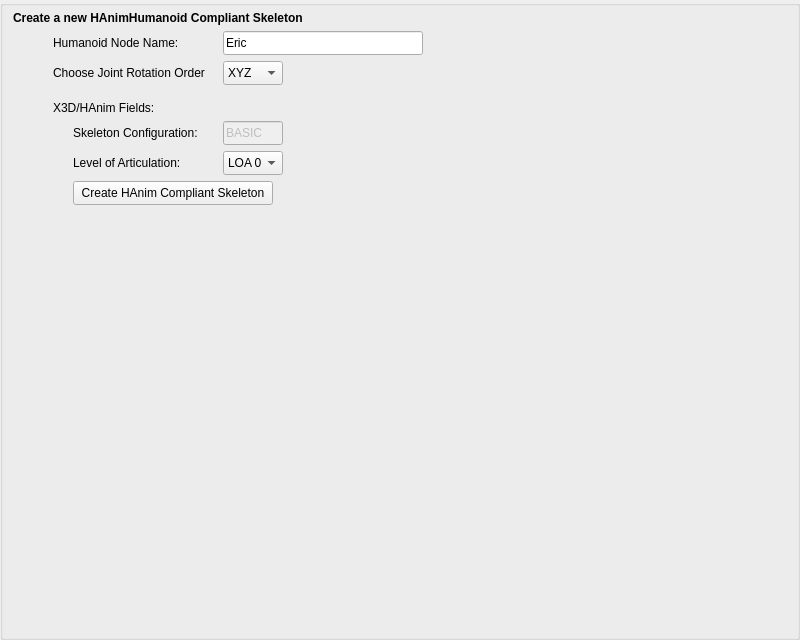
This is rawkee4maya/maya/auxilary/RKCharacterEditorHAnimSkeletonPanel.ui in und-dream-lab/rawkee as Qt 5 draws it before an edit. The edited form follows.
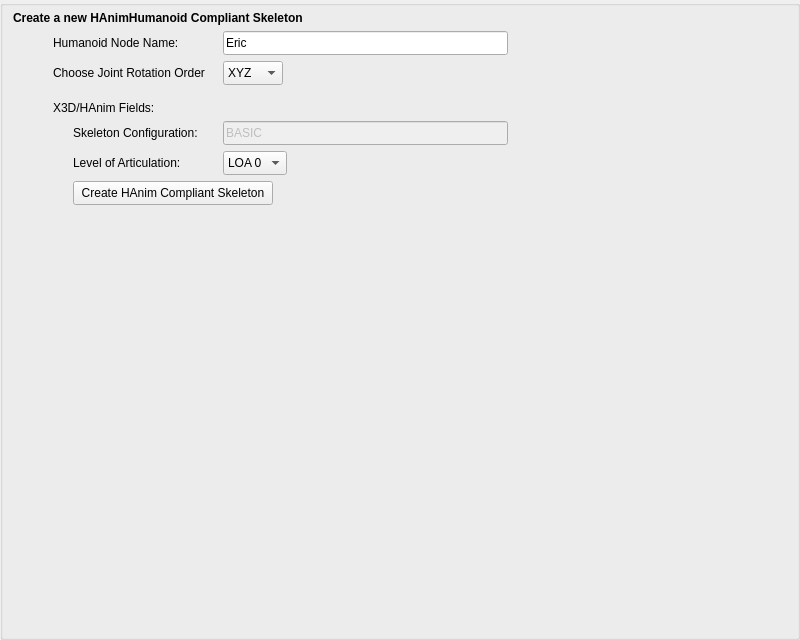
This is the edited form.

Diff of the .ui file:
```diff
--- a/rawkee4maya/maya/auxilary/RKCharacterEditorHAnimSkeletonPanel.ui
+++ b/rawkee4maya/maya/auxilary/RKCharacterEditorHAnimSkeletonPanel.ui
@@ -18,8 +18,8 @@
   </property>
   <property name="maximumSize">
    <size>
-    <width>800</width>
-    <height>640</height>
+    <width>16777215</width>
+    <height>16777215</height>
    </size>
   </property>
   <property name="windowTitle">
@@ -120,8 +120,8 @@
          </property>
          <property name="maximumSize">
           <size>
-           <width>200</width>
-           <height>24</height>
+           <width>16777215</width>
+           <height>16777215</height>
           </size>
          </property>
          <property name="text">
@@ -329,8 +329,8 @@
          </property>
          <property name="maximumSize">
           <size>
-           <width>60</width>
-           <height>24</height>
+           <width>16777215</width>
+           <height>16777215</height>
           </size>
          </property>
          <property name="text">
@@ -393,8 +393,8 @@
          </property>
          <property name="maximumSize">
           <size>
-           <width>60</width>
-           <height>24</height>
+           <width>16777215</width>
+           <height>16777215</height>
           </size>
          </property>
          <item>
```
Left out of the diff: 28 changed lines with no effect on the pictures.
